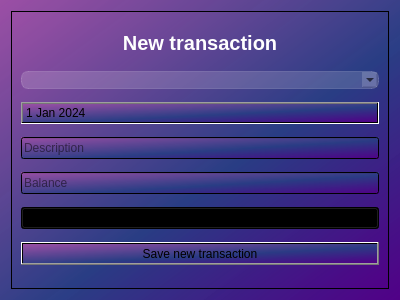
Old version of the form dialog.ui in the repository BraveSpirit999/Expense_tracker.
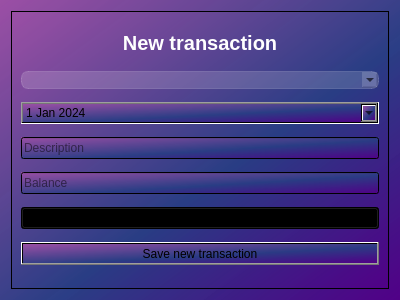
New version of the form. Icons and pictures are not drawn.

The edit to the form file:
```diff
--- a/dialog.ui
+++ b/dialog.ui
@@ -98,9 +98,36 @@
       </item>
       <item>
        <widget class="QDateEdit" name="dateEdit">
+        <property name="autoFillBackground">
+         <bool>false</bool>
+        </property>
+        <property name="wrapping">
+         <bool>false</bool>
+        </property>
+        <property name="frame">
+         <bool>true</bool>
+        </property>
+        <property name="readOnly">
+         <bool>false</bool>
+        </property>
         <property name="buttonSymbols">
          <enum>QAbstractSpinBox::NoButtons</enum>
         </property>
+        <property name="accelerated">
+         <bool>false</bool>
+        </property>
+        <property name="keyboardTracking">
+         <bool>true</bool>
+        </property>
+        <property name="showGroupSeparator" stdset="0">
+         <bool>false</bool>
+        </property>
+        <property name="calendarPopup">
+         <bool>true</bool>
+        </property>
+        <property name="timeSpec">
+         <enum>Qt::UTC</enum>
+        </property>
         <property name="date">
          <date>
           <year>2024</year>
```
